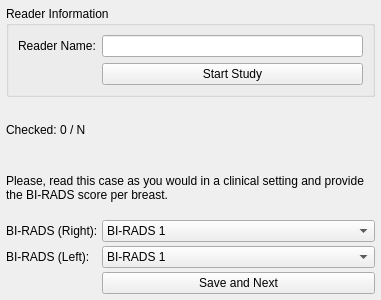
Above: BIRADSConcepts/Resources/UI/BIRADSConcepts.ui from nki-radiology/SegmentationReview before the change. Below: the same form after it.
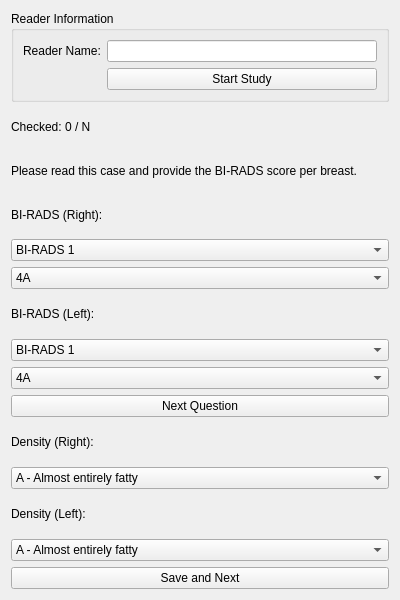
That is the form after the change. Custom widgets are drawn as their Qt base class.

Commit message: Add sub-menu for BI-RADS 4 and density assessment

```diff
--- a/BIRADSConcepts/Resources/UI/BIRADSConcepts.ui
+++ b/BIRADSConcepts/Resources/UI/BIRADSConcepts.ui
@@ -6,26 +6,11 @@
    <rect>
     <x>0</x>
     <y>0</y>
-    <width>381</width>
-    <height>300</height>
+    <width>400</width>
+    <height>600</height>
    </rect>
   </property>
   <layout class="QVBoxLayout" name="verticalLayout">
-   <property name="spacing">
-    <number>6</number>
-   </property>
-   <property name="topMargin">
-    <number>6</number>
-   </property>
-   <property name="bottomMargin">
-    <number>6</number>
-   </property>
-   <property name="leftMargin">
-    <number>6</number>
-   </property>
-   <property name="rightMargin">
-    <number>6</number>
-   </property>
 
    <item>
     <widget class="QGroupBox" name="readerInputGroup">
@@ -65,37 +50,21 @@
    <item>
     <widget class="QLabel" name="instructionLabel">
      <property name="text">
-      <string>Please, read this case as you would in a clinical setting and provide the BI-RADS score per breast.</string>
-     </property>
-     <property name="wordWrap">
-      <bool>true</bool>
+      <string>Please read this case and provide the BI-RADS score per breast.</string>
      </property>
     </widget>
    </item>
 
+   <!-- BI-RADS Scoring UI -->
    <item>
-    <layout class="QFormLayout" name="formLayout_2">
-     <property name="spacing">
-      <number>4</number>
-     </property>
-     <property name="horizontalSpacing">
-      <number>4</number>
-     </property>
-     <property name="verticalSpacing">
-      <number>4</number>
-     </property>
-     <item row="0" column="0">
       <widget class="QLabel" name="biradsLabelRight">
        <property name="text">
         <string>BI-RADS (Right):</string>
        </property>
       </widget>
      </item>
-     <item row="0" column="1">
+   <item>
       <widget class="QComboBox" name="biradsComboRight">
-       <property name="editable">
-        <bool>false</bool>
-       </property>
        <item><property name="text"><string>BI-RADS 1</string></property></item>
        <item><property name="text"><string>BI-RADS 2</string></property></item>
        <item><property name="text"><string>BI-RADS 3</string></property></item>
@@ -103,18 +72,23 @@
        <item><property name="text"><string>BI-RADS 5</string></property></item>
       </widget>
      </item>
-     <item row="1" column="0">
+   <item>
+    <widget class="QComboBox" name="biradsSubRight">
+     <item><property name="text"><string>4A</string></property></item>
+     <item><property name="text"><string>4B</string></property></item>
+     <item><property name="text"><string>4C</string></property></item>
+    </widget>
+   </item>
+
+   <item>
       <widget class="QLabel" name="biradsLabelLeft">
        <property name="text">
         <string>BI-RADS (Left):</string>
        </property>
       </widget>
      </item>
-     <item row="1" column="1">
+   <item>
       <widget class="QComboBox" name="biradsComboLeft">
-       <property name="editable">
-        <bool>false</bool>
-       </property>
        <item><property name="text"><string>BI-RADS 1</string></property></item>
        <item><property name="text"><string>BI-RADS 2</string></property></item>
        <item><property name="text"><string>BI-RADS 3</string></property></item>
@@ -122,18 +96,65 @@
        <item><property name="text"><string>BI-RADS 5</string></property></item>
       </widget>
      </item>
-     <item row="2" column="1">
+   <item>
+    <widget class="QComboBox" name="biradsSubLeft">
+     <item><property name="text"><string>4A</string></property></item>
+     <item><property name="text"><string>4B</string></property></item>
+     <item><property name="text"><string>4C</string></property></item>
+    </widget>
+   </item>
+
+   <item>
+    <widget class="QPushButton" name="nextQuestionButton">
+     <property name="text">
+      <string>Next Question</string>
+     </property>
+    </widget>
+   </item>
+
+   <!-- Density Assessment UI -->
+   
+   <item>
+    <widget class="QLabel" name="densityLabelRight">
+     <property name="text">
+      <string>Density (Right):</string>
+     </property>
+    </widget>
+   </item>
+   <item>
+    <widget class="QComboBox" name="densityComboRight">
+     <item><property name="text"><string>A - Almost entirely fatty</string></property></item>
+     <item><property name="text"><string>B - Scattered fibroglandular</string></property></item>
+     <item><property name="text"><string>C - Heterogeneously dense</string></property></item>
+     <item><property name="text"><string>D - Extremely dense</string></property></item>
+    </widget>
+   </item>
+   <item>
+    <widget class="QLabel" name="densityLabelLeft">
+     <property name="text">
+      <string>Density (Left):</string>
+     </property>
+    </widget>
+   </item>
+   <item>
+    <widget class="QComboBox" name="densityComboLeft">
+     <item><property name="text"><string>A - Almost entirely fatty</string></property></item>
+     <item><property name="text"><string>B - Scattered fibroglandular</string></property></item>
+     <item><property name="text"><string>C - Heterogeneously dense</string></property></item>
+     <item><property name="text"><string>D - Extremely dense</string></property></item>
+    </widget>
+   </item>
+
+   <item>
       <widget class="QPushButton" name="save_and_next">
        <property name="text">
         <string>Save and Next</string>
        </property>
       </widget>
      </item>
-    </layout>
-   </item>
-  </layout>
- </widget>
 
+  </layout>
+ </widget>
  <customwidgets>
   <customwidget>
    <class>qMRMLWidget</class>
```
Lines whose indentation alone changed are shown as unchanged. The commit also changes 1 other file.
